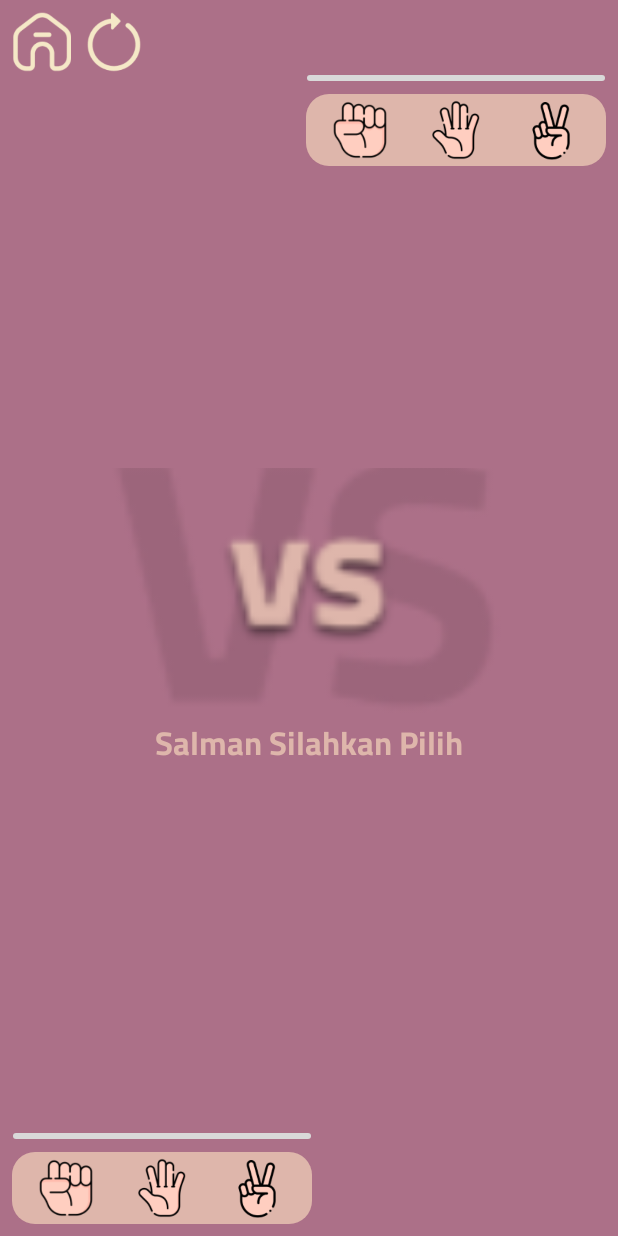
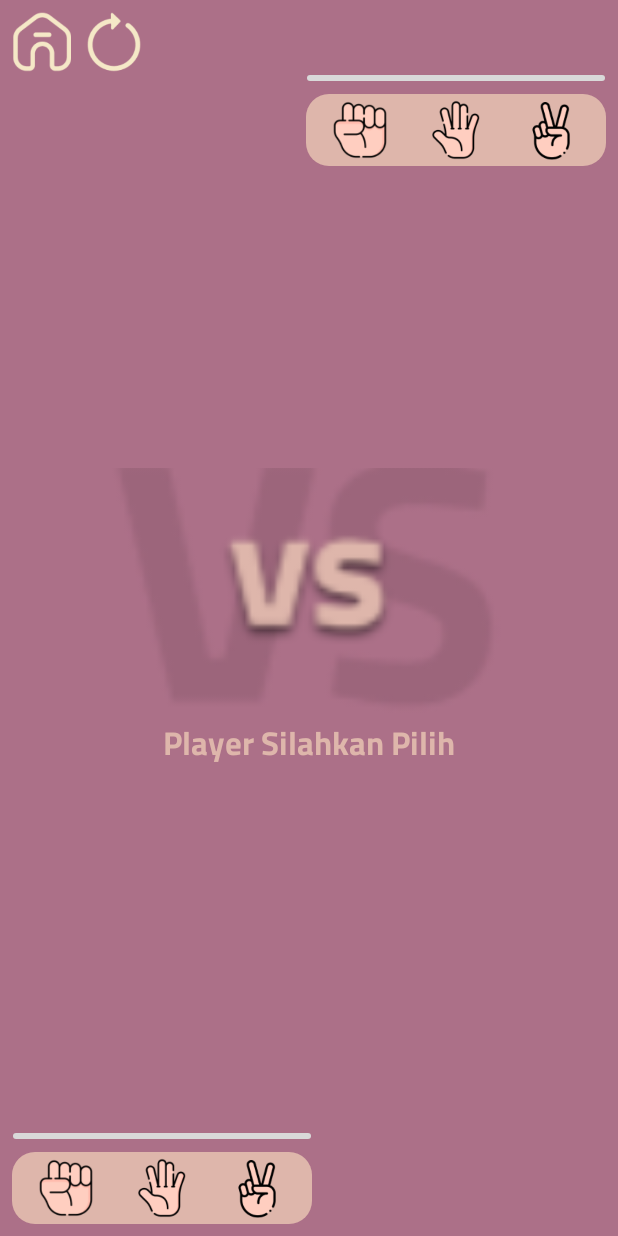
Before and after one commit to SalmanRamadhan/Challenge7, an Android app: the AgainstComActivity screen opened directly, with no data from a screen before it, on a phone screen of 412 x 824 dp. Run offline under Robolectric (Android 15) with nearby library versions, the phone set to English and light mode, and no system bars.

Commit message:
shared prefernce name dan round gameplay

```diff
--- a/app/src/main/java/com/example/challenge7/gameplay/AgainstComActivity.kt
+++ b/app/src/main/java/com/example/challenge7/gameplay/AgainstComActivity.kt
@@ -12,8 +12,12 @@ import com.example.challenge7.R
 import com.example.challenge7.authentication.LoginActivity
 import com.example.challenge7.databinding.ActivityAgainstComBinding
 import com.example.challenge7.gameplay.AgainstComActivity.Companion.BATU
+import com.example.challenge7.gameplay.AgainstComActivity.Companion.GUNTING
+import com.example.challenge7.gameplay.AgainstComActivity.Companion.KERTAS
 import com.example.challenge7.gameplay.dialog.ResultDialog
+import com.example.challenge7.helper.SharedPreferences
 import com.example.challenge7.menu.MenuActivity
+import com.example.challenge7.setting.SettingActivity.Companion.round
 import kotlin.math.max
 
 class AgainstComActivity : AppCompatActivity() {
@@ -26,7 +30,9 @@ class AgainstComActivity : AppCompatActivity() {
 
     }
 
+    private val sharedPreferences by lazy { SharedPreferences(this) }
     var binding: ActivityAgainstComBinding? = null
+
     var roundCounter = 0
     var maxRound = 3
     var isPlay = false
@@ -39,6 +45,8 @@ class AgainstComActivity : AppCompatActivity() {
         binding = ActivityAgainstComBinding.inflate(layoutInflater)
         setContentView(binding?.root)
 
+        maxRound = sharedPreferences.round ?: 1
+        playerName = sharedPreferences.getUser()?.username ?: "Player"
         binding?.tvChoice?.text = getString(R.string.choice_silahkan, playerName)
 
         binding?.ivHome?.setOnClickListener {
```
Also changed, not shown: app/src/main/java/com/example/challenge7/gameplay/AgainstPlayerActivity.kt (+10 -6 lines).
